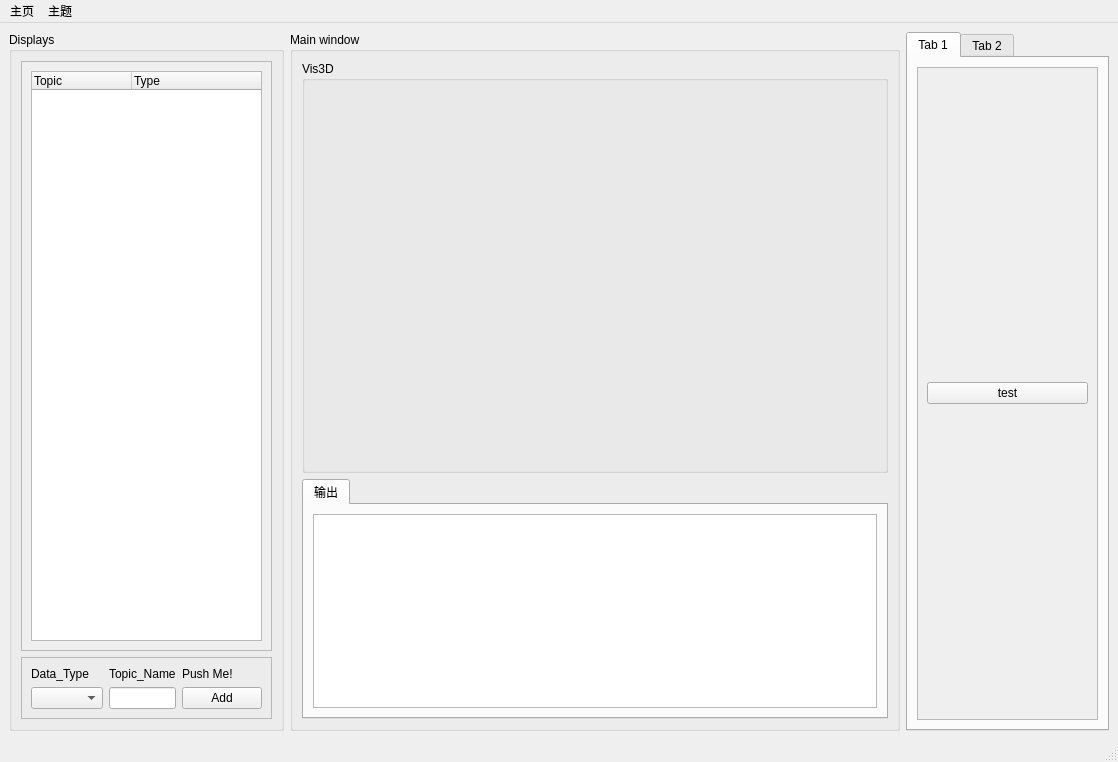
thinkerkey/XiaoqiangStudio, file config/main.ui: the form before one commit.
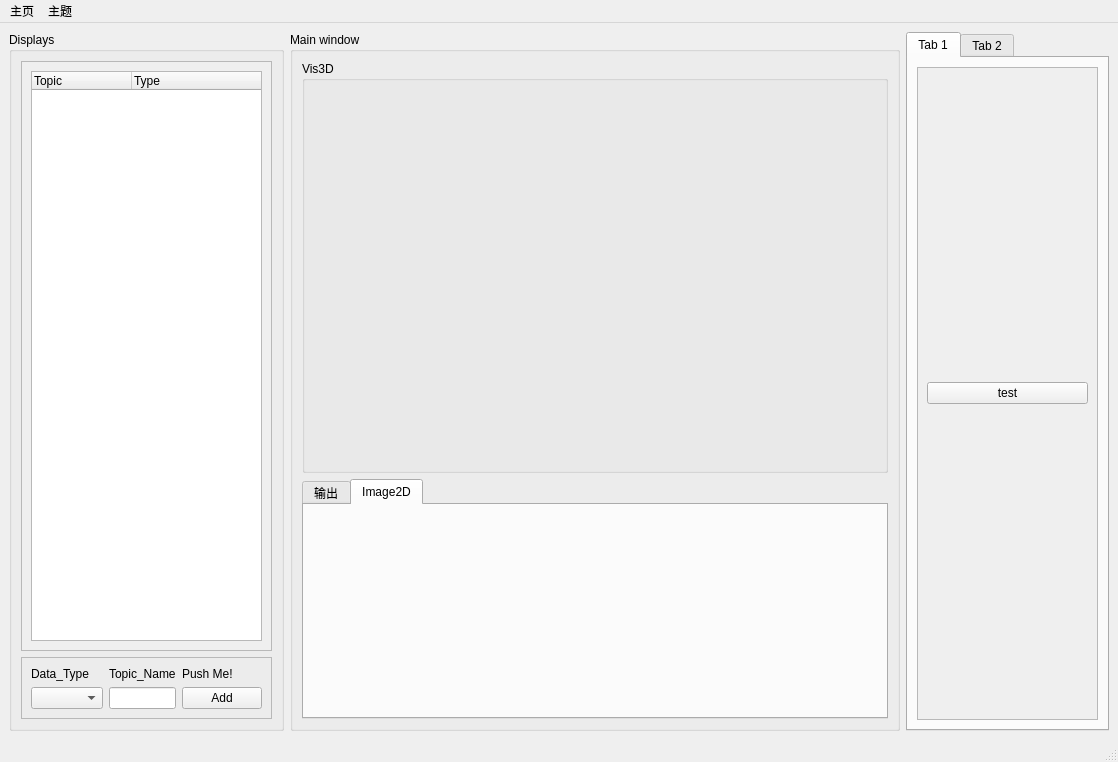
The form after the commit. The open tabs and pages were chosen to show the change.

Commit message: add image bbox points show api

```diff
--- a/config/main.ui
+++ b/config/main.ui
@@ -132,6 +132,16 @@
            </item>
           </layout>
          </widget>
+         <widget class="QWidget" name="group_image_tab">
+          <attribute name="title">
+           <string>Image2D</string>
+          </attribute>
+          <layout class="QVBoxLayout" name="verticalLayout_8">
+           <item>
+            <layout class="QHBoxLayout" name="horizontalLayout_img"/>
+           </item>
+          </layout>
+         </widget>
         </widget>
        </item>
       </layout>
```
The commit also changes 8 other files.
